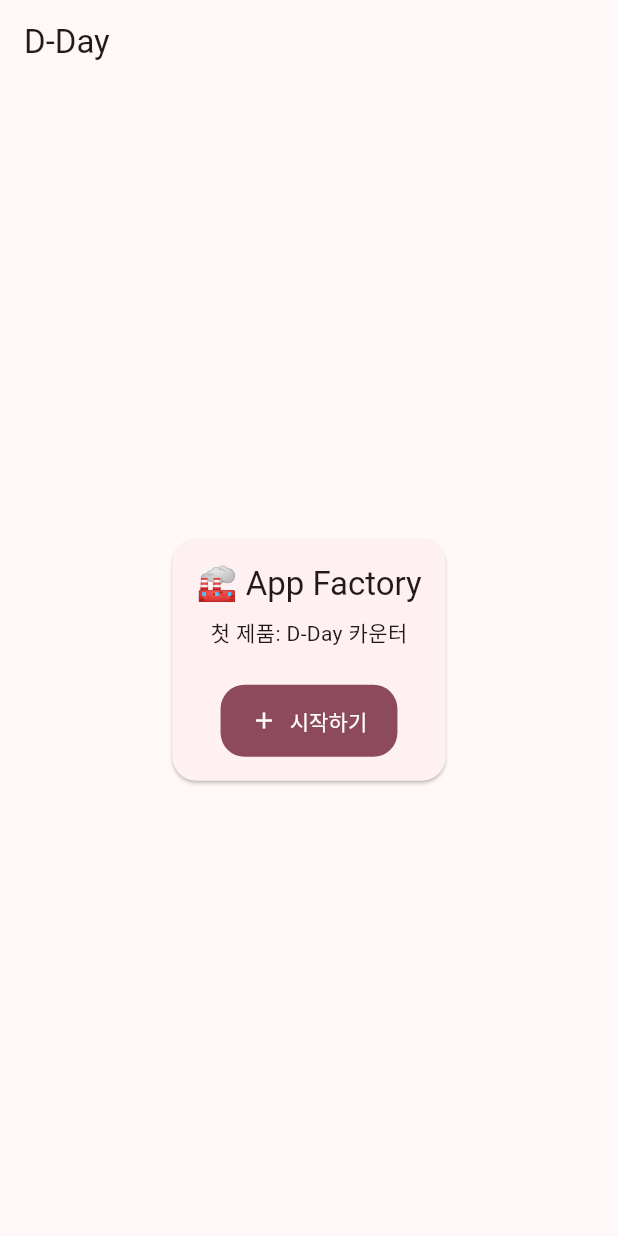
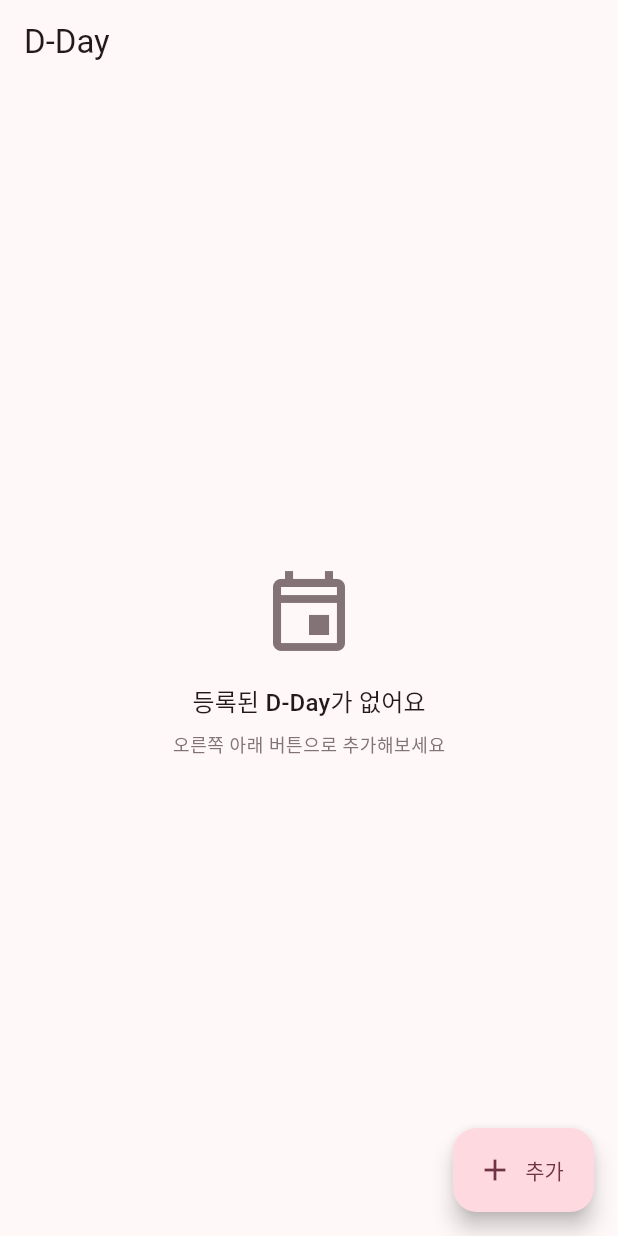
Before and after one commit to sungho8/Building-something-great, a Flutter app: the screen it shows after launch, on a phone screen of 412 x 824 dp. Run offline on Flutter 3.47's test engine with Material 3 defaults, Android fonts, the phone set to English and light mode, and no system bars; our stand-ins replace flutter_local_notifications, flutter_riverpod, flutter_timezone, shared_preferences, timezone; missing offline and left inert: home_widget.

Commit message:
feat(dday): MVP 핵심 기능 구현 (목록·추가/편집·로컬저장·알림)
core:
- LocalStore (shared_preferences 래퍼) — 공용 저장 인프라
- NotificationService (flutter_local_notifications + timezone) — 공용 알림

dday:
- DDayItem 모델 (D-N/D-DAY/D+N 라벨, JSON 직렬화)
- DDayRepository (LocalStore 위 JSON 영속화)
- Riverpod 상태관리 (add/update/remove + 알림 예약 + 위젯 동기화)
- 목록 화면 / 추가·편집 화면 / DDayCard
- 홈위젯 동기화 Dart 측 (home_widget) — 네이티브는 다음 커밋
- 테스트 8개 통과, analyze clean

상태관리는 flutter_riverpod을 팩토리 표준으로 채택.

Co-Authored-By: Claude Opus 4.8 <noreply@anthropic.com>

```diff
--- a/apps/dday/lib/main.dart
+++ b/apps/dday/lib/main.dart
@@ -1,50 +1,42 @@
+import 'package:core/core.dart';
 import 'package:design_system/design_system.dart';
 import 'package:flutter/material.dart';
+import 'package:flutter_riverpod/flutter_riverpod.dart';
 
-void main() {
+import 'providers/dday_providers.dart';
+import 'screens/dday_list_screen.dart';
+
+Future<void> main() async {
+  WidgetsFlutterBinding.ensureInitialized();
+
+  final store = await LocalStore.create();
+  final notifications = await NotificationService.create();
+  await notifications.requestPermissions();
+
   runApp(
-    const AppFactory(
+    ProviderScope(
+      overrides: [
+        localStoreProvider.overrideWithValue(store),
+        notificationServiceProvider.overrideWithValue(notifications),
+      ],
+      child: const DDayApp(),
+    ),
+  );
+}
+
+class DDayApp extends StatelessWidget {
+  const DDayApp({super.key});
+
+  @override
+  Widget build(BuildContext context) {
+    return const AppFactory(
       brand: BrandConfig(
         seed: Color(0xFFFF7AA2), // 말랑한 핑크 — D-Day의 정체성
         radius: 16,
         vibe: Vibe.soft,
       ),
       title: 'D-Day',
-      home: DDayHome(),
-    ),
-  );
-}
-
-class DDayHome extends StatelessWidget {
-  const DDayHome({super.key});
-
-  @override
-  Widget build(BuildContext context) {
-    final textTheme = Theme.of(context).textTheme;
-
-    return Scaffold(
-      appBar: AppBar(title: const Text('D-Day')),
-      body: Center(
-        child: Padding(
-          padding: const EdgeInsets.all(AppSpacing.lg),
-          child: AppCard(
-            child: Column(
-              mainAxisSize: MainAxisSize.min,
-              children: [
-                Text('🏭 App Factory', style: textTheme.titleLarge),
-                AppSpacing.gapSm,
-                Text('첫 제품: D-Day 카운터', style: textTheme.bodyMedium),
-                AppSpacing.gapLg,
-                AppButton(
-                  label: '시작하기',
-                  icon: Icons.add,
-                  onPressed: () {},
-                ),
-              ],
-            ),
-          ),
-        ),
-      ),
+      home: DDayListScreen(),
     );
   }
 }
--- /dev/null
+++ b/apps/dday/lib/models/dday_item.dart
@@ -0,0 +1,55 @@
+import 'package:flutter/material.dart' show DateUtils;
+
+/// D-Day 항목. 제목 + 목표 날짜.
+class DDayItem {
+  final String id;
+  final String title;
+  final DateTime date;
+
+  const DDayItem({required this.id, required this.title, required this.date});
+
+  /// 새 항목 생성 (id는 생성 시각 기반).
+  factory DDayItem.create({required String title, required DateTime date}) {
+    return DDayItem(
+      id: DateTime.now().microsecondsSinceEpoch.toString(),
+      title: title,
+      date: date,
+    );
+  }
+
+  /// 오늘 기준 남은(+) / 지난(-) 일수.
+  int get daysFromToday {
+    final today = DateUtils.dateOnly(DateTime.now());
+    final target = DateUtils.dateOnly(date);
+    return target.difference(today).inDays;
+  }
+
+  /// 표시용 라벨. 미래=D-N, 당일=D-DAY, 과거=D+N.
+  String get label {
+    final d = daysFromToday;
+    if (d == 0) return 'D-DAY';
+    if (d > 0) return 'D-$d';
+    return 'D+${-d}';
+  }
+
+  /// 알림용 32비트 정수 id.
+  int get notificationId => id.hashCode & 0x7fffffff;
+
+  DDayItem copyWith({String? title, DateTime? date}) => DDayItem(
+        id: id,
+        title: title ?? this.title,
+        date: date ?? this.date,
+      );
+
+  Map<String, dynamic> toJson() => {
+        'id': id,
+        'title': title,
+        'date': date.toIso8601String(),
+      };
+
+  factory DDayItem.fromJson(Map<String, dynamic> json) => DDayItem(
+        id: json['id'] as String,
+        title: json['title'] as String,
+        date: DateTime.parse(json['date'] as String),
+      );
+}
--- /dev/null
+++ b/apps/dday/lib/screens/dday_list_screen.dart
@@ -0,0 +1,73 @@
+import 'package:design_system/design_system.dart';
+import 'package:flutter/material.dart';
+import 'package:flutter_riverpod/flutter_riverpod.dart';
+
+import '../models/dday_item.dart';
+import '../providers/dday_providers.dart';
+import '../widgets/dday_card.dart';
+import 'dday_edit_screen.dart';
+
+/// D-Day 목록 화면.
+class DDayListScreen extends ConsumerWidget {
+  const DDayListScreen({super.key});
+
+  @override
+  Widget build(BuildContext context, WidgetRef ref) {
+    final items = ref.watch(ddayListProvider);
+
+    return Scaffold(
+      appBar: AppBar(title: const Text('D-Day')),
+      floatingActionButton: FloatingActionButton.extended(
+        onPressed: () => _openEdit(context),
+        icon: const Icon(Icons.add),
+        label: const Text('추가'),
+      ),
+      body: items.isEmpty
+          ? const _EmptyView()
+          : ListView.separated(
+              padding: const EdgeInsets.all(AppSpacing.md),
+              itemCount: items.length,
+              separatorBuilder: (_, _) => AppSpacing.gapSm,
+              itemBuilder: (context, index) {
+                final item = items[index];
+                return DDayCard(
+                  item: item,
+                  onTap: () => _openEdit(context, item),
+                );
+              },
+            ),
+    );
+  }
+
+  void _openEdit(BuildContext context, [DDayItem? item]) {
+    Navigator.of(context).push(
+      MaterialPageRoute(builder: (_) => DDayEditScreen(item: item)),
+    );
+  }
+}
+
+class _EmptyView extends StatelessWidget {
+  const _EmptyView();
+
+  @override
+  Widget build(BuildContext context) {
+    final theme = Theme.of(context);
+    return Center(
+      child: Column(
+        mainAxisSize: MainAxisSize.min,
+        children: [
+          Icon(Icons.event_outlined,
+              size: 64, color: theme.colorScheme.outline),
+          AppSpacing.gapMd,
+          Text('등록된 D-Day가 없어요', style: theme.textTheme.titleMedium),
+          AppSpacing.gapSm,
+          Text(
+            '오른쪽 아래 버튼으로 추가해보세요',
+            style: theme.textTheme.bodySmall
+                ?.copyWith(color: theme.colorScheme.outline),
+          ),
+        ],
+      ),
+    );
+  }
+}
--- a/apps/dday/pubspec.yaml
+++ b/apps/dday/pubspec.yaml
@@ -16,10 +16,15 @@ dependencies:
   design_system: ^0.0.1
   core: ^0.0.1
 
+  flutter_riverpod: ^2.5.1
+  home_widget: ^0.7.0
+  intl: ^0.20.0
+
 dev_dependencies:
   flutter_test:
     sdk: flutter
   flutter_lints: ^6.0.0
+  shared_preferences: ^2.3.0 # 위젯 테스트에서 직접 사용
 
 flutter:
   uses-material-design: true
--- a/packages/core/pubspec.yaml
+++ b/packages/core/pubspec.yaml
@@ -11,6 +11,10 @@ environment:
 dependencies:
   flutter:
     sdk: flutter
+  shared_preferences: ^2.3.0
+  flutter_local_notifications: ^18.0.1
+  timezone: ^0.9.4
+  flutter_timezone: ^4.0.0
 
 dev_dependencies:
   flutter_test:
```
Also changed, not shown: apps/dday/lib/data/dday_repository.dart (added, +27 -0 lines), apps/dday/lib/providers/dday_providers.dart (added, +85 -0 lines), apps/dday/lib/screens/dday_edit_screen.dart (added, +119 -0 lines), apps/dday/lib/services/widget_sync.dart (added, +25 -0 lines), apps/dday/lib/utils/date_format.dart (added, +10 -0 lines), apps/dday/lib/widgets/dday_card.dart (added, +53 -0 lines), packages/core/lib/core.dart (+4 -10 lines), packages/core/lib/src/app_info.dart (added, +7 -0 lines), packages/core/lib/src/notifications/notification_service.dart (added, +80 -0 lines), packages/core/lib/src/storage/local_store.dart (added, +24 -0 lines), 13 other files.
